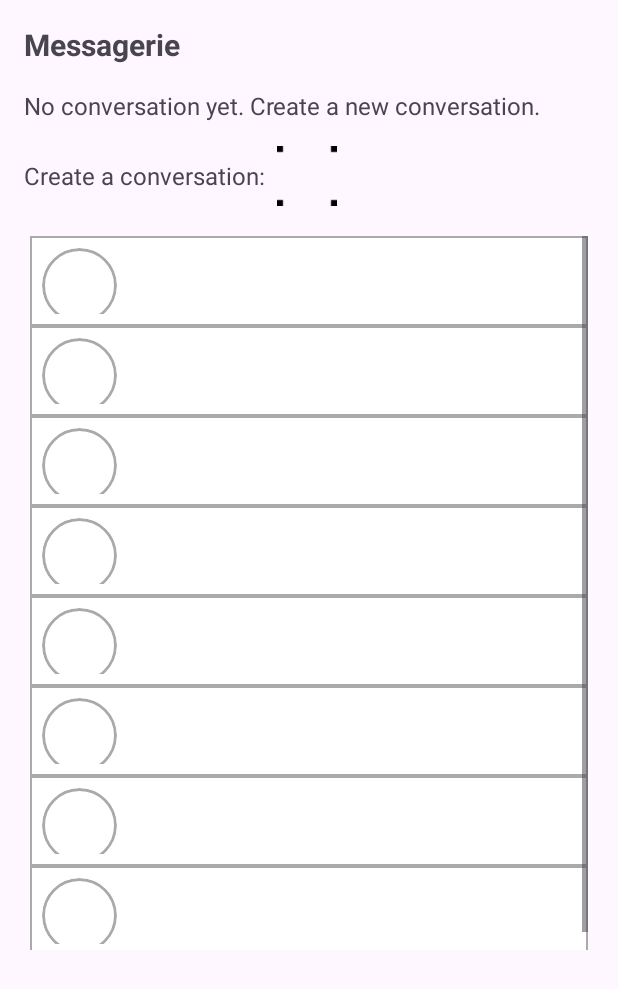
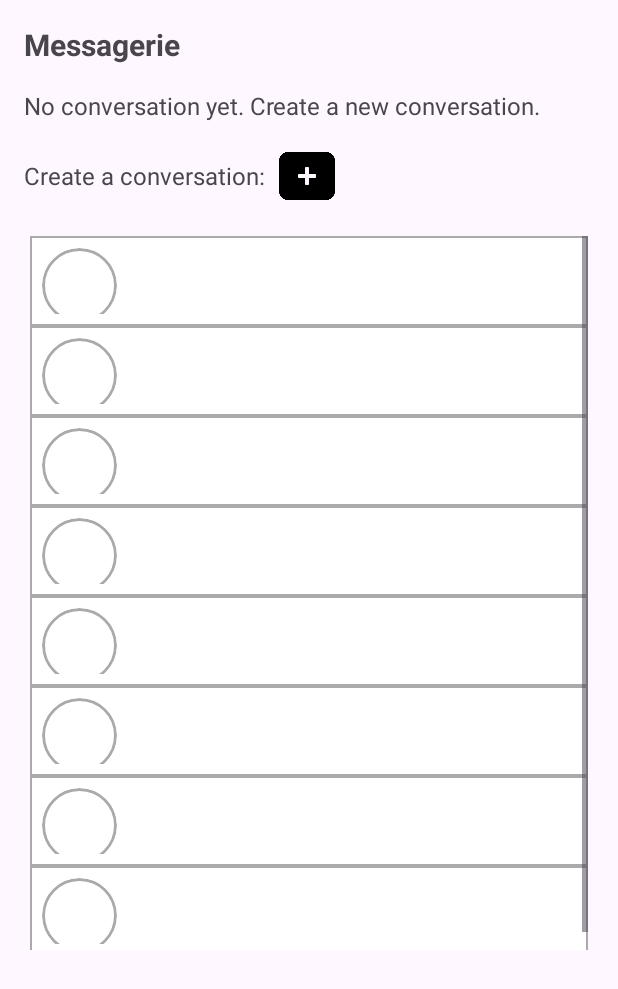
Before and after one commit to ChristianGibilaro/TCH099-project-de-session, an Android app: the MessagerieHome screen opened directly, with no data from a screen before it, on a phone screen of 412 x 824 dp. Shown: the top 989 px of the screen. Run offline under Robolectric (Android 15) with nearby library versions, the phone set to English and light mode, and no system bars.

Commit message:
LE bouton apparait au complet

```diff
--- a/app/src/main/res/layout/activity_messagerie_home.xml
+++ b/app/src/main/res/layout/activity_messagerie_home.xml
@@ -51,7 +51,10 @@
                 android:layout_height="40dp"
                 android:background="?android:selectableItemBackgroundBorderless"
                 android:contentDescription="Create Conversation"
-                android:src="@drawable/add" />
+                android:src="@drawable/add"
+                android:scaleType="fitCenter"
+                android:adjustViewBounds="true" />
+
         </LinearLayout>
     </LinearLayout>
 
```
